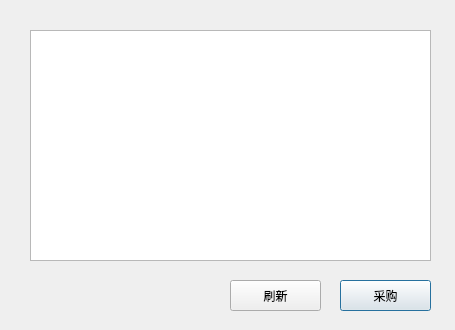
The window that FruitManager/dialoglack.ui (database-class-assistants/c-sFruitManager) describes before a commit, drawn with Qt 5.
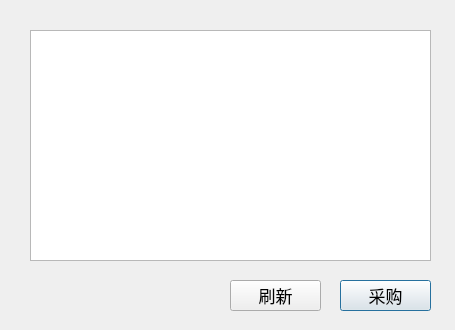
The same window after the commit.

```diff
--- a/FruitManager/dialoglack.ui
+++ b/FruitManager/dialoglack.ui
@@ -32,6 +32,11 @@
      <height>31</height>
     </rect>
    </property>
+   <property name="font">
+    <font>
+     <pointsize>13</pointsize>
+    </font>
+   </property>
    <property name="text">
     <string>采购</string>
    </property>
@@ -45,6 +50,11 @@
      <height>31</height>
     </rect>
    </property>
+   <property name="font">
+    <font>
+     <pointsize>13</pointsize>
+    </font>
+   </property>
    <property name="text">
     <string>刷新</string>
    </property>
```
Left out of the diff: 5 changed lines with no effect on the pictures.
